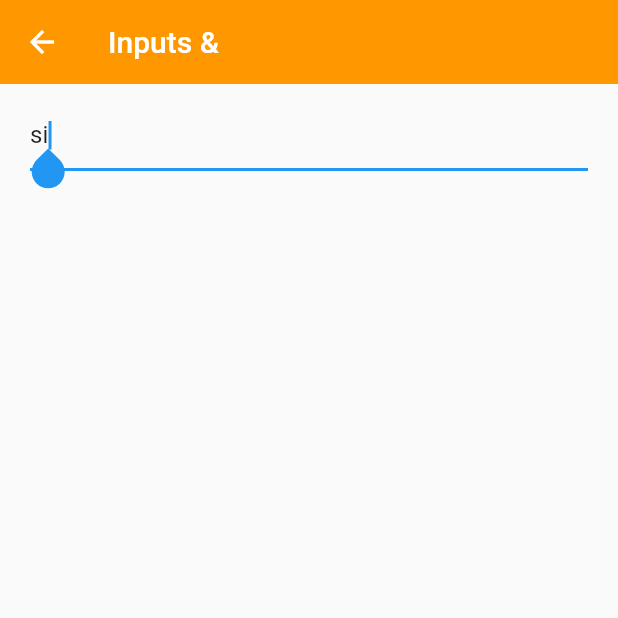
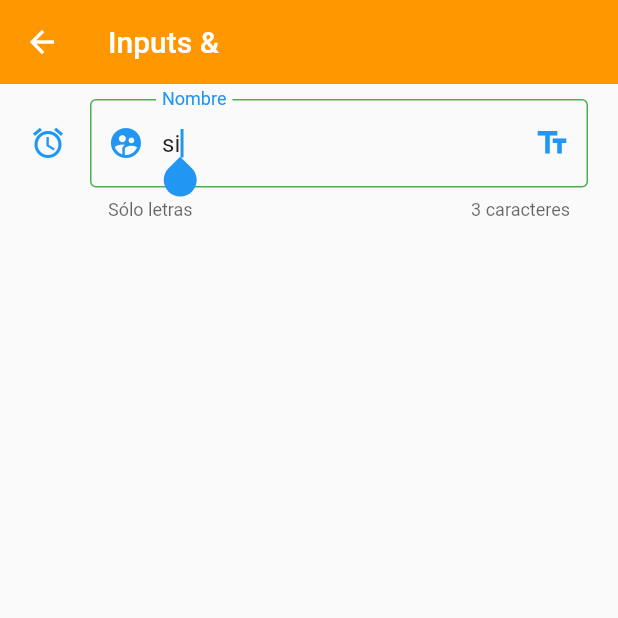
Before and after one commit to aydin-due/widgets_app, a Flutter app: the InputsScreen screen opened by its route, on a phone screen of 412 x 824 dp, the top half of it. Run offline on Flutter 3.47's test engine with Material 2 defaults, Android fonts, the phone set to English and light mode, and no system bars.

Commit message:
personalized text form fields

```diff
--- a/lib/screens/inputs_screen.dart
+++ b/lib/screens/inputs_screen.dart
@@ -20,9 +20,32 @@ class InputsScreen extends StatelessWidget {
               autofocus: true,
               initialValue: 'si',
               textCapitalization: TextCapitalization.words,
-              onChanged: (value) { //cada q se cambia algún caracter, se ejecuta la función
+              onChanged: (value) {
+                //cada q se cambia algún caracter, se ejecuta la función
                 print('value: $value');
               },
+              validator: (value) {
+                if (value == null) return 'Este campo es requerido';
+                return value.length < 3 ? 'Mínimo de 3 letras' : null;
+              },
+              autovalidateMode: AutovalidateMode.onUserInteraction, //muestra el return del validator
+              decoration: const InputDecoration(
+                hintText: 'Nombre del usuario',
+                labelText: 'Nombre',
+                helperText: 'Sólo letras',
+                counterText: '3 caracteres',
+                suffixIcon: Icon(Icons.text_fields_sharp),
+                prefixIcon: Icon(Icons.supervised_user_circle),
+                icon: Icon(Icons.access_alarms),
+                focusedBorder: OutlineInputBorder(
+                  borderSide: BorderSide(color: Colors.green)
+                ),
+                border: OutlineInputBorder(
+                  borderRadius: BorderRadius.only(
+                    bottomLeft: Radius.circular(10),
+                    topRight: Radius.circular(10))
+                )
+              ),
             )
           ]),
         ),
```
